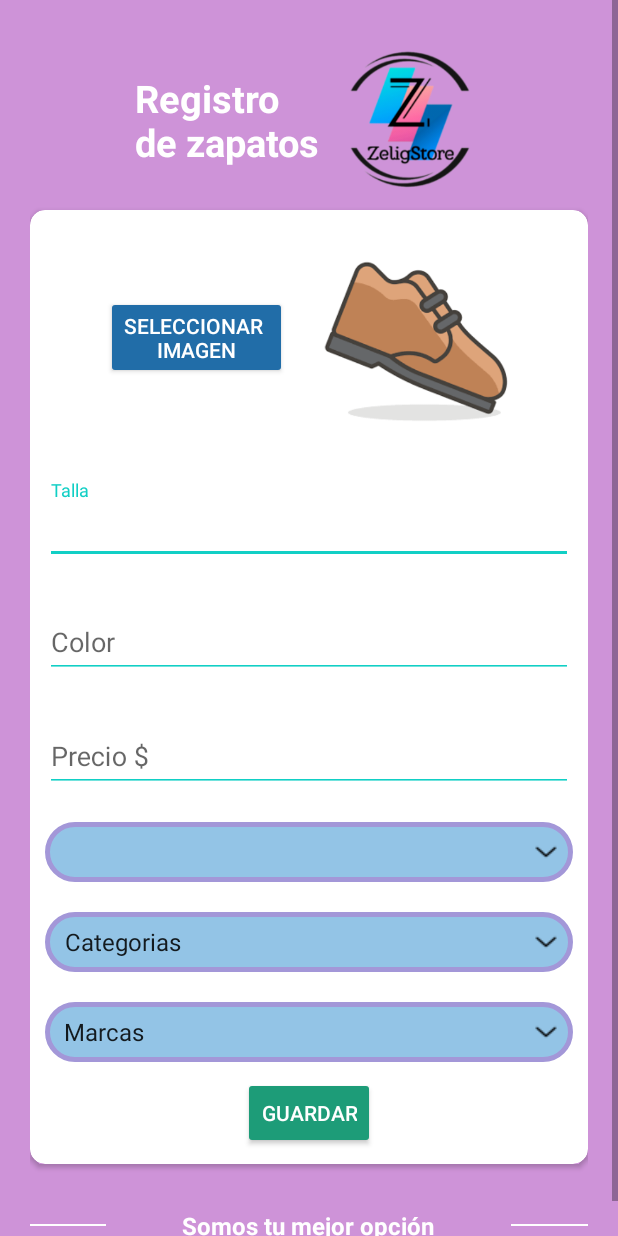
After one commit to Mauri20/ProyectoIV, an Android app: the ZapatoActivity screen opened directly, with no data from a screen before it, on a phone screen of 412 x 824 dp. The commit adds this screen. Run offline under Robolectric (Android 15) with nearby library versions, the phone set to English and light mode, and no system bars.

Commit message:
Modificacion de API y Diseño crudZapato

```diff
--- a/ZeligStore/app/src/main/AndroidManifest.xml
+++ b/ZeligStore/app/src/main/AndroidManifest.xml
@@ -17,12 +17,16 @@
         android:supportsRtl="true"
         android:theme="@style/Theme.ZeligStore">
         <activity
+            android:name=".ZapatoActivity"
+            android:exported="false"
+            android:theme="@style/AppTheme.NoActionBar" />
+        <activity
             android:name=".VansActivity"
             android:exported="true" />
         <activity
             android:name=".ReebokActivity"
             android:exported="true"
-            android:theme="@style/AppTheme.NoActionBar"/>
+            android:theme="@style/AppTheme.NoActionBar" />
         <activity
             android:name=".NikeActivity"
             android:exported="true" />
--- a/ZeligStore/app/src/main/java/com/claseoct/zeligstore/APISpring/ZapatosAPI.kt
+++ b/ZeligStore/app/src/main/java/com/claseoct/zeligstore/APISpring/ZapatosAPI.kt
@@ -1,5 +1,6 @@
 package com.claseoct.zeligstore.APISpring
 
+import com.claseoct.zeligstore.Models.EstiloClass
 import com.claseoct.zeligstore.Models.ZapatosClass
 import retrofit2.Response
 import retrofit2.http.GET
@@ -14,4 +15,8 @@ interface ZapatosAPI {
     //Funcion para cargar los zapatos por categoria
     @GET
     suspend fun showAllShoes2(@Url url:String): Response<List<ZapatosClass>>
+
+    //Funcion para traer los estilos de los zapatos
+    @GET
+    suspend fun showStyles():Response<List<EstiloClass>>
 }
--- a/ZeligStore/app/src/main/java/com/claseoct/zeligstore/MenuActivity.kt
+++ b/ZeligStore/app/src/main/java/com/claseoct/zeligstore/MenuActivity.kt
@@ -4,13 +4,27 @@ import android.content.Intent
 import androidx.appcompat.app.AppCompatActivity
 import android.os.Bundle
 import android.view.View
+import android.widget.ImageView
 import android.widget.Toast
 
 class MenuActivity : AppCompatActivity() {
-
+    private lateinit var addShoes:ImageView
+    var IDACTIVO=1
     override fun onCreate(savedInstanceState: Bundle?) {
         super.onCreate(savedInstanceState)
         setContentView(R.layout.activity_menu)
+        addShoes=findViewById(R.id.addzapato)
+        addShoes.setOnClickListener{
+            newZapato(IDACTIVO)
+        }
+    }
+    fun newZapato(status:Int){
+        if (status!=0){
+            startActivity(Intent(this,ZapatoActivity::class.java))
+            overridePendingTransition(R.anim.slide_in_right,android.R.anim.slide_out_right);
+        }else{
+            Toast.makeText(this, "Debes ser Administrador", Toast.LENGTH_SHORT).show()
+        }
     }
 
     //Funcion para seleccionar una marca
--- /dev/null
+++ b/ZeligStore/app/src/main/java/com/claseoct/zeligstore/ZapatoActivity.kt
@@ -0,0 +1,28 @@
+package com.claseoct.zeligstore
+
+import androidx.appcompat.app.AppCompatActivity
+import android.os.Bundle
+import android.widget.ArrayAdapter
+import android.widget.Spinner
+
+class ZapatoActivity : AppCompatActivity() {
+    private lateinit var spinCategoria:Spinner
+    private lateinit var spinEstilo:Spinner
+    private lateinit var spinMarca:Spinner
+    override fun onCreate(savedInstanceState: Bundle?) {
+        super.onCreate(savedInstanceState)
+        setContentView(R.layout.activity_zapato)
+        spinCategoria=findViewById(R.id.spinCategoria)
+        spinEstilo=findViewById(R.id.spinEstilo)
+        spinMarca=findViewById(R.id.spinMarca)
+        val categorias= arrayOf("Categorias","Mujer","Hombre","Niña","Niño")
+        val adapter= ArrayAdapter(this,android.R.layout.simple_spinner_item,categorias)
+        spinCategoria.adapter=adapter
+        val estilos= arrayOf("EStilos","Mujer","Hombre","Niña","Niño")
+        val adapter2= ArrayAdapter(this,android.R.layout.simple_spinner_item,estilos)
+        spinEstilo.adapter=adapter2
+        val marcas= arrayOf("Marcas","Mujer","Hombre","Niña","Niño")
+        val adapter3= ArrayAdapter(this,android.R.layout.simple_spinner_item,marcas)
+        spinEstilo.adapter=adapter3
+    }
+}
--- /dev/null
+++ b/ZeligStore/app/src/main/res/drawable/spinner_style_zapato.xml
@@ -0,0 +1,25 @@
+<?xml version="1.0" encoding="utf-8"?>
+<selector xmlns:android="http://schemas.android.com/apk/res/android">
+    <item>
+        <layer-list>
+            <item>
+                <shape>
+                    <solid android:color="#93C4E6" />
+
+                    <stroke android:width="3dp" android:color="#A397D8" />
+
+                    <padding android:bottom="1dp" android:left="5dp" android:right="10dp" android:top="1dp" />
+
+                    <corners android:radius="50dp" />
+                </shape>
+            </item>
+            <item>
+
+                <bitmap android:gravity="center|right"
+                    android:src="@drawable/downchevron">
+                </bitmap>
+
+            </item>
+        </layer-list>
+    </item>
+</selector>
--- a/ZeligStore/app/src/main/res/layout/activity_menu.xml
+++ b/ZeligStore/app/src/main/res/layout/activity_menu.xml
@@ -14,17 +14,33 @@
         android:layout_width="match_parent"
         android:layout_height="0dp">
 
+        <androidx.appcompat.widget.LinearLayoutCompat
+            android:id="@+id/linetitulo"
+            android:layout_width="match_parent"
+            android:layout_height="wrap_content"
+            android:layout_marginTop="30dp"
+            android:gravity="center_horizontal"
+            android:orientation="horizontal">
+
             <TextView
                 android:id="@+id/textGrid"
                 android:layout_width="wrap_content"
                 android:layout_height="wrap_content"
                 android:layout_centerInParent="true"
                 android:text="ZeligStore"
+                android:layout_marginTop="20dp"
                 android:textColor="@android:color/white"
-            android:textStyle="bold"
-            android:textSize="42sp">
+                android:textSize="42sp"
+                android:textStyle="bold"></TextView>
 
-        </TextView>
+            <ImageView
+                android:id="@+id/addzapato"
+                android:layout_marginTop="20dp"
+                android:layout_width="50dp"
+                android:layout_height="50dp"
+                android:layout_marginLeft="30dp"
+                android:src="@drawable/add2" />
+        </androidx.appcompat.widget.LinearLayoutCompat>
         <TextView
             android:layout_width="wrap_content"
             android:layout_height="wrap_content"
--- /dev/null
+++ b/ZeligStore/app/src/main/res/layout/activity_zapato.xml
@@ -0,0 +1,207 @@
+<?xml version="1.0" encoding="utf-8"?>
+<androidx.constraintlayout.widget.ConstraintLayout xmlns:android="http://schemas.android.com/apk/res/android"
+    xmlns:app="http://schemas.android.com/apk/res-auto"
+    xmlns:tools="http://schemas.android.com/tools"
+    android:layout_width="match_parent"
+    android:layout_height="match_parent"
+    tools:context=".ZapatoActivity">
+    <ScrollView
+        android:layout_width="match_parent"
+        android:layout_height="match_parent"
+        android:layout_alignParentTop="true"
+        android:background="@color/purple_200">
+
+        <LinearLayout
+            android:layout_width="match_parent"
+            android:layout_height="wrap_content"
+            android:orientation="vertical"
+            android:padding="20dp">
+
+            <RelativeLayout
+                android:layout_width="match_parent"
+                android:layout_marginTop="10dp"
+                android:layout_height="wrap_content">
+
+                <TextView
+                    style="@style/viewParent.headerText.NoMode"
+                    android:layout_alignParentLeft="true"
+                    android:layout_centerVertical="true"
+                    android:layout_marginLeft="70dp"
+                    android:text="Registro \nde zapatos"
+                    android:textColor="@color/whiteTextColor"
+                    android:textSize="25sp" />
+
+                <ImageView
+                    android:layout_width="100dp"
+                    android:layout_height="100dp"
+                    android:layout_alignParentTop="true"
+                    android:layout_alignParentRight="true"
+                    android:layout_marginRight="70dp"
+                    android:src="@drawable/zelig" />
+            </RelativeLayout>
+
+            <androidx.cardview.widget.CardView
+                android:layout_width="match_parent"
+                android:layout_height="wrap_content"
+                android:layout_marginTop="10dp"
+                app:cardBackgroundColor="@color/whiteTextColor"
+                app:cardCornerRadius="10dp">
+
+                <LinearLayout
+                    android:layout_width="match_parent"
+                    android:layout_height="wrap_content"
+                    android:layout_margin="10dp"
+                    android:orientation="vertical">
+                    <androidx.appcompat.widget.LinearLayoutCompat
+                        android:layout_width="match_parent"
+                        android:orientation="horizontal"
+                        android:gravity="center"
+                        android:layout_height="wrap_content">
+                        <Button
+                            android:id="@+id/btnImage"
+                            android:backgroundTint="#216DA8"
+
+                            android:textColor="@color/white"
+                            app:cornerRadius="15dp"
+                            android:layout_width="wrap_content"
+                            android:layout_height="wrap_content"
+                            android:layout_margin="10dp"
+                            android:text="Seleccionar \nImagen"/>
+
+                        <ImageView
+                            android:id="@+id/imageZapato"
+                            android:src="@drawable/zapatoinit"
+                            android:layout_width="130dp"
+                            android:layout_margin="10dp"
+                            android:layout_height="130dp"/>
+                    </androidx.appcompat.widget.LinearLayoutCompat>
+                    <com.google.android.material.textfield.TextInputLayout
+                        android:id="@+id/textInputName"
+                        style="@style/parent"
+                        android:layout_marginTop="@dimen/loginViewsMargin">
+
+                        <EditText
+                            android:id="@+id/et_Talla"
+                            style="@style/modifiedEditText"
+                            android:hint="Talla"
+                            android:inputType="numberDecimal"
+                            android:maxLines="1"
+                            android:textSize="8pt" />
+                    </com.google.android.material.textfield.TextInputLayout>
+
+                    <com.google.android.material.textfield.TextInputLayout
+                        android:id="@+id/textInputEmail"
+                        style="@style/parent"
+                        android:layout_marginTop="@dimen/loginViewsMargin">
+
+                        <EditText
+                            android:id="@+id/et_Color"
+                            style="@style/modifiedEditText"
+                            android:hint="Color"
+                            android:inputType="text"
+                            android:maxLines="1"
+                            android:textSize="8pt" />
+                    </com.google.android.material.textfield.TextInputLayout>
+
+                    <com.google.android.material.textfield.TextInputLayout
+                        android:id="@+id/textInputMobile"
+                        style="@style/parent"
+                        android:layout_marginTop="@dimen/loginViewsMargin">
+
+                        <EditText
+                            android:id="@+id/et_Precio"
+                            style="@style/modifiedEditText"
+                            android:hint="Precio $"
+                            android:inputType="numberDecimal"
+                            android:maxLines="1"
+                            android:textSize="8pt" />
+                    </com.google.android.material.textfield.TextInputLayout>
+                    <com.google.android.material.textfield.TextInputLayout
+                        android:id="@+id/textMarca"
+                        style="@style/parent"
+                        android:layout_marginTop="@dimen/loginViewsMargin">
+                        <Spinner
+                            android:id="@+id/spinMarca"
+                            android:background="@drawable/spinner_style_zapato"
+                            android:layout_width="match_parent"
+                            android:layout_height="40dp">
+
+                        </Spinner>
+
+                    </com.google.android.material.textfield.TextInputLayout>
+
+                    <com.google.android.material.textfield.TextInputLayout
+                        android:id="@+id/textInputPassword"
+                        style="@style/parent"
+                        android:layout_marginTop="@dimen/loginViewsMargin">
+                        <Spinner
+                            android:id="@+id/spinCategoria"
+                            style="@style/spinnerHintText"
+                            android:background="@drawable/spinner_style_zapato"
+                            android:layout_width="match_parent"
+                            android:layout_height="40dp">
+
+                        </Spinner>
+
+                    </com.google.android.material.textfield.TextInputLayout>
+                    <com.google.android.material.textfield.TextInputLayout
+                        android:id="@+id/textInputModelo"
+                        style="@style/parent"
+                        android:layout_marginTop="@dimen/loginViewsMargin">
+                        <Spinner
+                            android:id="@+id/spinEstilo"
+                            android:background="@drawable/spinner_style_zapato"
+                            android:layout_width="match_parent"
+                            android:layout_height="40dp">
+
+                        </Spinner>
+
+                    </com.google.android.material.textfield.TextInputLayout>
+
+                    <Button
+                        android:layout_width="wrap_content"
+                        android:layout_height="wrap_content"
+                        android:gravity="center"
+                        android:layout_gravity="center"
+                        android:text="Guardar"
+                        android:layout_marginTop="10dp"
+                        android:backgroundTint="#1D9C78"
+                        app:cornerRadius="15dp"
+                        android:textColor="@color/white"
+                        />
+                </LinearLayout>
+            </androidx.cardview.widget.CardView>
+
+            <LinearLayout
+                android:layout_width="match_parent"
+                android:layout_height="wrap_content"
+                android:layout_marginTop="30dp"
+                android:gravity="center"
+                android:weightSum="12">
+
+                <View
+                    android:layout_width="0dp"
+                    android:layout_height="1dp"
+                    android:layout_weight="3"
+                    android:background="@color/whiteTextColor" />
+
+                <TextView
+                    style="@style/viewParent.headerText.NoMode"
+                    android:layout_width="wrap_content"
+                    android:layout_height="wrap_content"
+                    android:layout_weight="6"
+                    android:text="Somos tu mejor opción"
+                    android:textAlignment="center"
+                    android:textColor="@color/whiteTextColor"
+                    android:textSize="16sp" />
+
+                <View
+                    android:layout_width="0dp"
+                    android:layout_height="1dp"
+                    android:layout_weight="3"
+                    android:background="@color/whiteTextColor" />
+            </LinearLayout>
+        </LinearLayout>
+    </ScrollView>
+
+</androidx.constraintlayout.widget.ConstraintLayout>
--- a/ZeligStore/build.gradle
+++ b/ZeligStore/build.gradle
@@ -6,7 +6,7 @@ buildscript {
     }
     dependencies {
         classpath "com.android.tools.build:gradle:7.0.3"
-        classpath "org.jetbrains.kotlin:kotlin-gradle-plugin:1.5.31"
+        classpath 'org.jetbrains.kotlin:kotlin-gradle-plugin:1.6.0'
 
         // NOTE: Do not place your application dependencies here; they belong
         // in the individual module build.gradle files
--- a/ZeligStoreOficial/src/main/java/com/zeligstoreoficial/ZeligStoreOficial/Controllers/zapatosController.java
+++ b/ZeligStoreOficial/src/main/java/com/zeligstoreoficial/ZeligStoreOficial/Controllers/zapatosController.java
@@ -7,10 +7,7 @@ import org.apache.tomcat.util.codec.binary.Base64;
 import org.springframework.beans.factory.annotation.Autowired;
 import org.springframework.http.HttpStatus;
 import org.springframework.http.ResponseEntity;
-import org.springframework.web.bind.annotation.GetMapping;
-import org.springframework.web.bind.annotation.PathVariable;
-import org.springframework.web.bind.annotation.RequestMapping;
-import org.springframework.web.bind.annotation.RestController;
+import org.springframework.web.bind.annotation.*;
 
 import java.io.IOException;
 import java.nio.file.Files;
@@ -23,6 +20,22 @@ import java.util.List;
 @RestController
 @RequestMapping("Zapatos")
 public class zapatosController {
+
+    private List<zapatosEntitie> codificarImagen(List<zapatosEntitie> lista){
+        List<zapatosEntitie> newLista=new ArrayList<zapatosEntitie>();
+        for(int i=0; i<lista.size();i++){
+            zapatosEntitie zapato=lista.get(i);
+            Path ruta= Paths.get(zapato.getUrl());
+            try {
+                String imagenCodificada= Base64.encodeBase64URLSafeString(Files.readAllBytes(ruta));
+                zapato.setUrl(imagenCodificada);
+            }catch (IOException e) {
+                e.printStackTrace();
+            }
+            newLista.add(zapato);
+        }
+        return newLista;
+    }
 
     @Autowired
     private zapatosInterface zapatosRepository;
@@ -44,19 +57,23 @@ public class zapatosController {
 
         return new ResponseEntity(listaByCategoria, HttpStatus.OK);
     }
-    private List<zapatosEntitie> codificarImagen(List<zapatosEntitie> lista){
-        List<zapatosEntitie> newLista=new ArrayList<zapatosEntitie>();
-        for(int i=0; i<lista.size();i++){
-            zapatosEntitie zapato=lista.get(i);
-            Path ruta= Paths.get(zapato.getUrl());
-            try {
-                String imagenCodificada= Base64.encodeBase64URLSafeString(Files.readAllBytes(ruta));
-                zapato.setUrl(imagenCodificada);
-            }catch (IOException e) {
-                e.printStackTrace();
-            }
-            newLista.add(zapato);
+    @PostMapping("/saveZapato/{talla}/{color}/{precio}/{url}/{idCategoria}/{idModelo}/{idEstilo}")
+    public ResponseEntity<?> sp_guardarZapato(
+            @PathVariable("talla")Double talla,
+            @PathVariable("color")String color,
+            @PathVariable("precio")Double precio,
+            @PathVariable("url")String url,
+            @PathVariable("idCategoria")Integer idCategoria,
+            @PathVariable("idModelo")Integer idModelo,
+            @PathVariable("idEstilo")Integer idEstilo
+    ){
+        try {
+            Integer result=zapatosRepository.sp_i_Zapatos(talla,color,precio,url,idCategoria,idModelo,idEstilo);
+            return new ResponseEntity("He devuelto"+result,HttpStatus.CREATED);
+        }catch (Exception e){
+            return new ResponseEntity("Hay una Excepcion pero siempre registra.",HttpStatus.CREATED);
         }
-        return newLista;
+
     }
+
 }
--- a/ZeligStoreOficial/src/main/java/com/zeligstoreoficial/ZeligStoreOficial/Repositories/zapatosInterface.java
+++ b/ZeligStoreOficial/src/main/java/com/zeligstoreoficial/ZeligStoreOficial/Repositories/zapatosInterface.java
@@ -14,4 +14,18 @@ public interface zapatosInterface extends CrudRepository<zapatosEntitie, Integer
 
     @Query(value = "{call sp_s_ZapatosCategoria(:pCategoria,:pMarca)}", nativeQuery = true)
     List<zapatosEntitie> sp_s_ShoesByCategory(@Param("pCategoria") String p_Categoria,@Param("pMarca") String p_Marca);
+<<<<<<< Updated upstream
+=======
+
+    @Query(value = "{call sp_i_Zapatos(:pTalla,:pColor,:pPrecio,:pUrl,:pIdCategoria,:pIdModelo,:pIdEstilo)}",nativeQuery = true)
+    Integer sp_i_Zapatos(
+            @Param("pTalla") Double p_Talla,
+            @Param("pColor") String p_Color,
+            @Param("pPrecio") Double p_Precio,
+            @Param("pUrl") String p_Url,
+            @Param("pIdCategoria") Integer p_IdCategoria,
+            @Param("pIdModelo") Integer p_IdModelo,
+            @Param("pIdEstilo") Integer p_IdEstilo
+    );
+>>>>>>> Stashed changes
 }
```
Also changed, not shown: ZeligStore/app/src/main/res/drawable/add2.png (added), ZeligStore/app/src/main/res/drawable/zapatoinit.png (added). Lines whose indentation alone changed are shown as unchanged.
